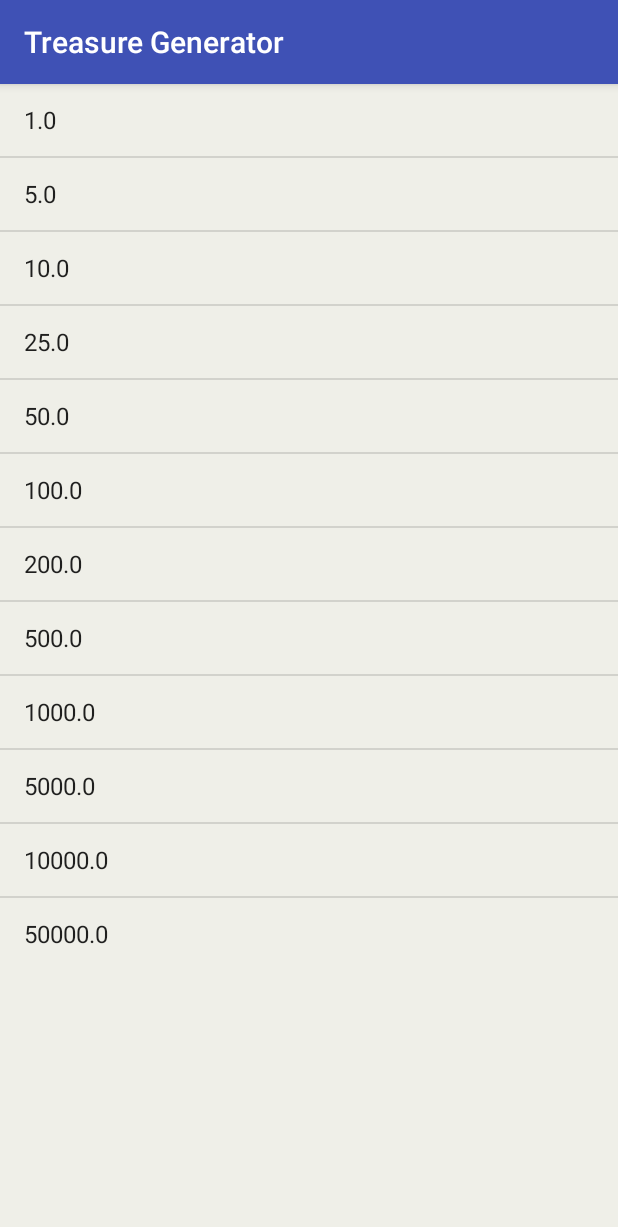
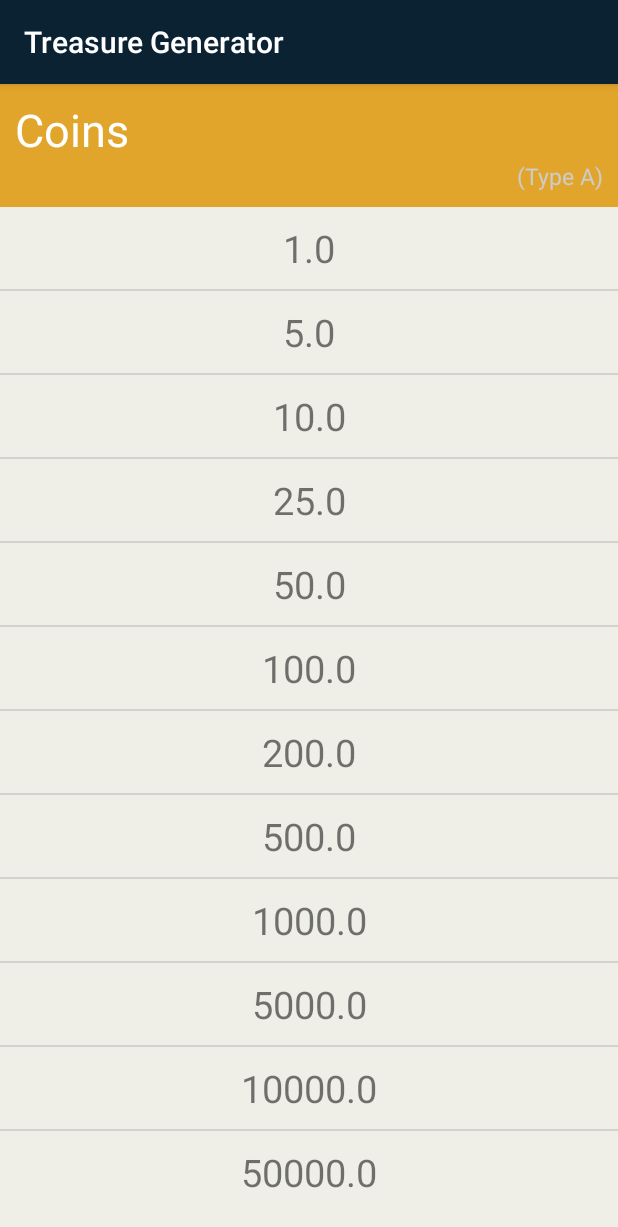
Before and after one commit to decoverri/treasure-generator-android, an Android app: the screen it shows after launch (GeneratorActivity), after a tap on an icon or button, on a phone screen of 412 x 824 dp. Shown: the top 1227 px of the screen. Run offline under Robolectric (Android 15) with nearby library versions, the phone set to English and light mode, and no system bars.

Commit message:
adding differences to values screen

```diff
--- a/app/src/main/java/com/decoverri/treasuregenerator/fragment/ValuesFragment.java
+++ b/app/src/main/java/com/decoverri/treasuregenerator/fragment/ValuesFragment.java
@@ -7,37 +7,32 @@ import android.view.LayoutInflater;
 import android.view.View;
 import android.view.ViewGroup;
 import android.widget.AdapterView;
-import android.widget.ArrayAdapter;
-import android.widget.ListView;
 
 import com.decoverri.treasuregenerator.R;
 import com.decoverri.treasuregenerator.activity.GeneratorActivity;
 import com.decoverri.treasuregenerator.model.TreasureType;
 import com.decoverri.treasuregenerator.model.TypeValueDTO;
 import com.decoverri.treasuregenerator.task.GenerateTask;
-
-import java.util.ArrayList;
+import com.decoverri.treasuregenerator.viewHelper.ValuesHelper;
 
 /**
  * Created by decoverri on 12/02/16.
  */
 public class ValuesFragment extends Fragment {
 
+    private ValuesHelper helper;
+
     @Nullable
     @Override
     public View onCreateView(LayoutInflater inflater, @Nullable ViewGroup container, @Nullable Bundle savedInstanceState) {
+        View view = inflater.inflate(R.layout.values, container, false);
+        helper = new ValuesHelper(view, getActivity());
 
         final TreasureType type = (TreasureType) getArguments().getSerializable("selectedType");
 
-        ArrayList<Double> values = type.getValues();
+        helper.fillViews(type);
 
-        View view = inflater.inflate(R.layout.values, container, false);
-
-        ListView listView = (ListView) view.findViewById(R.id.values);
-
-        listView.setAdapter(new ArrayAdapter<>(getActivity(), android.R.layout.simple_list_item_1, values));
-
-        listView.setOnItemClickListener(new AdapterView.OnItemClickListener() {
+        helper.getValuesView().setOnItemClickListener(new AdapterView.OnItemClickListener() {
             @Override
             public void onItemClick(AdapterView<?> parent, View view, int position, long id) {
                 GeneratorActivity activity = (GeneratorActivity) getActivity();
--- /dev/null
+++ b/app/src/main/java/com/decoverri/treasuregenerator/viewHelper/ValuesHelper.java
@@ -0,0 +1,44 @@
+package com.decoverri.treasuregenerator.viewHelper;
+
+import android.app.Activity;
+import android.view.View;
+import android.widget.ArrayAdapter;
+import android.widget.LinearLayout;
+import android.widget.ListView;
+import android.widget.TextView;
+
+import com.decoverri.treasuregenerator.R;
+import com.decoverri.treasuregenerator.model.TreasureType;
+
+/**
+ * Created by decoverri on 02/03/16.
+ */
+public class ValuesHelper {
+
+    private LinearLayout header;
+    private Activity activity;
+    private TextView nameView;
+    private TextView letterView;
+    private ListView valuesView;
+
+    public ValuesHelper(View view, Activity activity) {
+        this.activity = activity;
+        header = (LinearLayout) view.findViewById(R.id.type_header);
+        nameView = (TextView) view.findViewById(R.id.type_name);
+        letterView = (TextView) view.findViewById(R.id.type_letter);
+        valuesView = (ListView) view.findViewById(R.id.values);
+    }
+
+    public void fillViews(TreasureType type) {
+        header.setBackgroundColor(activity.getResources().getColor(activity.getResources()
+                .getIdentifier("type" + type.getLetter(), "color", activity.getPackageName())));
+
+        nameView.setText(type.getName());
+        letterView.setText("(Type " + type.getLetter() + ")");
+        valuesView.setAdapter(new ArrayAdapter<>(activity, R.layout.value_item, type.getValues()));
+    }
+
+    public ListView getValuesView() {
+        return valuesView;
+    }
+}
--- a/app/src/main/res/layout/treasure_icon.xml
+++ b/app/src/main/res/layout/treasure_icon.xml
@@ -2,8 +2,7 @@
 <android.support.v7.widget.CardView xmlns:android="http://schemas.android.com/apk/res/android"
     android:id="@+id/treasure_card"
     android:layout_width="150dp"
-    android:layout_height="150dp"
-    android:layout_margin="20dp">
+    android:layout_height="150dp">
 
     <ImageView
         android:id="@+id/treasure_image"
--- a/app/src/main/res/layout/treasures.xml
+++ b/app/src/main/res/layout/treasures.xml
@@ -10,7 +10,6 @@
         android:columnWidth="150dp"
         android:numColumns="auto_fit"
         android:gravity="center"
-        android:verticalSpacing="20dp"
-        android:paddingTop="20dp"/>
+        android:verticalSpacing="20dp"/>
 
 </LinearLayout>
--- /dev/null
+++ b/app/src/main/res/layout/value_item.xml
@@ -0,0 +1,7 @@
+<?xml version="1.0" encoding="utf-8"?>
+<TextView xmlns:android="http://schemas.android.com/apk/res/android"
+    android:layout_width="match_parent"
+    android:layout_height="wrap_content"
+    android:gravity="center"
+    android:textSize="25sp"
+    android:padding="10dp"/>
--- a/app/src/main/res/layout/values.xml
+++ b/app/src/main/res/layout/values.xml
@@ -2,6 +2,31 @@
 <LinearLayout xmlns:android="http://schemas.android.com/apk/res/android"
     android:orientation="vertical" android:layout_width="match_parent"
     android:layout_height="match_parent">
+
+    <LinearLayout
+        android:id="@+id/type_header"
+        android:layout_width="match_parent"
+        android:layout_height="wrap_content"
+        android:orientation="vertical"
+        android:padding="10dp">
+
+        <TextView
+            android:id="@+id/type_name"
+            android:layout_width="wrap_content"
+            android:layout_height="wrap_content"
+            android:textSize="30sp"
+            android:textColor="@color/type_name"/>
+
+        <TextView
+            android:id="@+id/type_letter"
+            android:layout_width="wrap_content"
+            android:layout_height="wrap_content"
+            android:textSize="15sp"
+            android:layout_gravity="right"
+            android:gravity="right"
+            android:textColor="@color/type_letter"/>
+
+    </LinearLayout>
 
     <ListView
         android:id="@+id/values"
--- a/app/src/main/res/values/colors.xml
+++ b/app/src/main/res/values/colors.xml
@@ -1,8 +1,21 @@
 <?xml version="1.0" encoding="utf-8"?>
 <resources>
-    <color name="colorPrimary">#3F51B5</color>
-    <color name="colorPrimaryDark">#303F9F</color>
+    <color name="colorPrimary">#0A2232</color>
+    <color name="colorPrimaryDark">#33444B</color>
     <color name="colorAccent">#FF4081</color>
 
     <color name="background">#EFEFE8</color>
+    <color name="type_name">#FFFFFF</color>
+    <color name="type_letter">#CCCCCC</color>
+
+    <color name="typeA">#e2a52b</color>
+    <color name="typeB">#008b45</color>
+    <color name="typeC">#b28054</color>
+    <color name="typeD">#880a5b</color>
+    <color name="typeE">#333333</color>
+    <color name="typeF">#2f6b91</color>
+    <color name="typeG">#3b3553</color>
+    <color name="typeH">#915844</color>
+    <color name="typeI">#b01e23</color>
+
  </resources>
```
